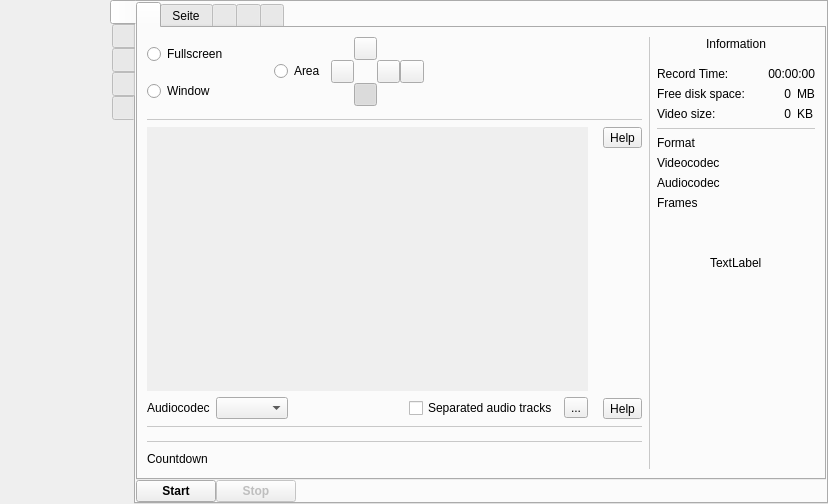
The window that src/wayland/formMainWindow_wl.ui (vkohaupt/vokoscreenNG) describes before a commit, drawn with Qt 5.
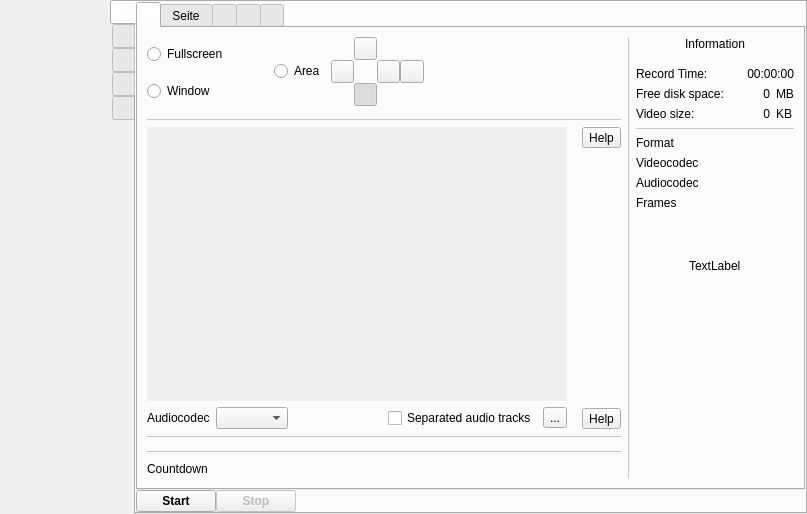
The same window after the commit. The open tabs and pages were chosen to show the change. Icons and pictures are not drawn.

Commit message: Wayland: Hide toolbutton for taskbar

```diff
--- a/src/wayland/formMainWindow_wl.ui
+++ b/src/wayland/formMainWindow_wl.ui
@@ -6,8 +6,8 @@
    <rect>
     <x>0</x>
     <y>0</y>
-    <width>828</width>
-    <height>504</height>
+    <width>807</width>
+    <height>514</height>
    </rect>
   </property>
   <property name="windowTitle">
@@ -612,8 +612,8 @@
                          <rect>
                           <x>0</x>
                           <y>0</y>
-                          <width>16</width>
-                          <height>16</height>
+                          <width>382</width>
+                          <height>115</height>
                          </rect>
                         </property>
                         <property name="accessibleName">
```
Left out of the diff: 360 changed lines with no effect on the pictures. The commit also changes 1 other file.
